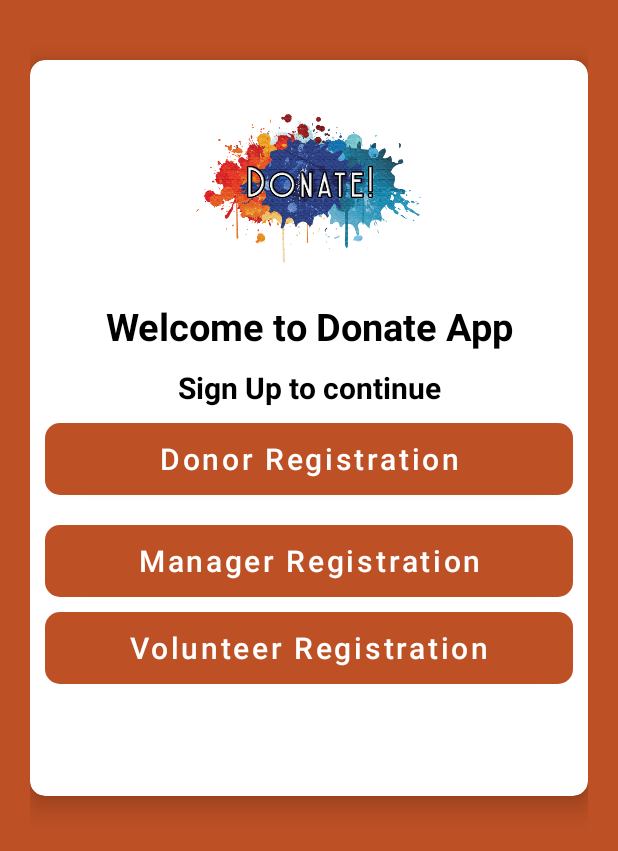
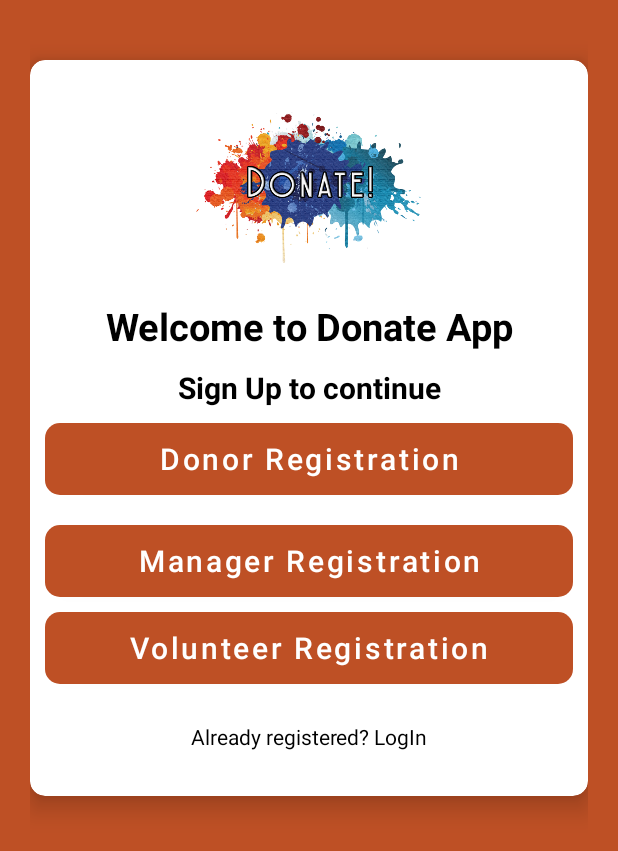
Before and after one commit to l-chege/Donation-Project, an Android app: the SelectRegistrationActivity screen opened directly, with no data from a screen before it, on a phone screen of 412 x 824 dp. Shown: the top 851 px of the screen. Run offline under Robolectric (Android 15) with nearby library versions, the phone set to English and light mode, and no system bars.

Commit message:
Commit to master

```diff
--- a/app/src/main/res/layout/activity_select_registration.xml
+++ b/app/src/main/res/layout/activity_select_registration.xml
@@ -98,7 +98,7 @@
                     android:id="@+id/backButton"
                     android:text="Already registered? LogIn"
                     android:layout_marginTop="15dp"
-                    android:textColor="#fff"
+                    android:textColor="#000"
                     android:gravity="center"
                     android:layout_width="match_parent"
                     android:layout_height="wrap_content"/>
```
Also changed, not shown: app/src/main/java/com/example/donationproject/MainActivity.java (+4 -3 lines).
